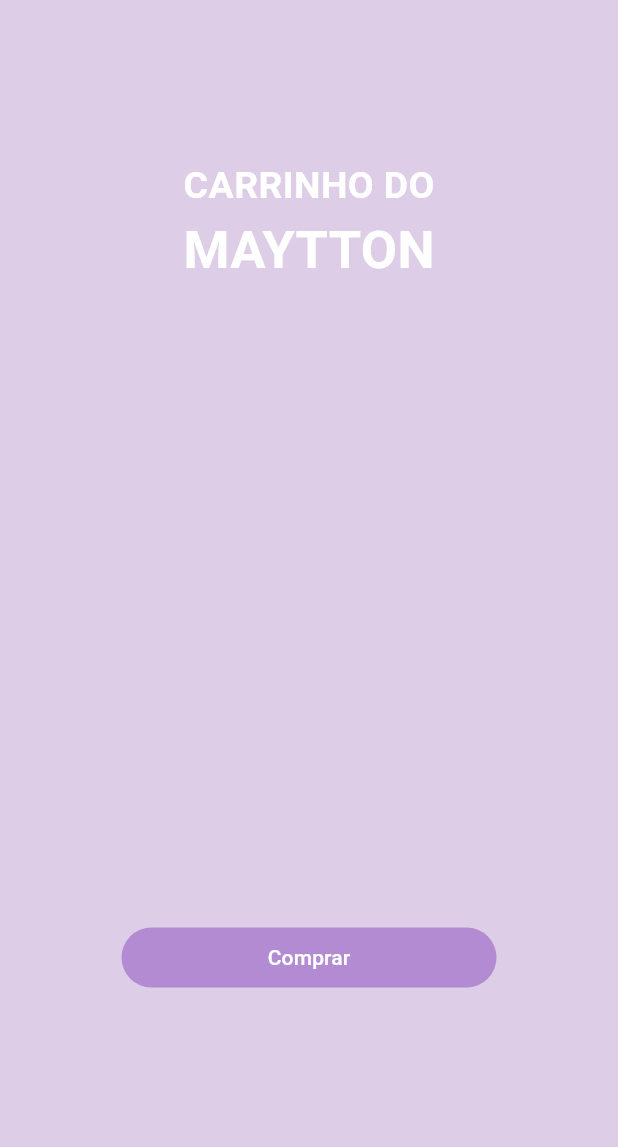
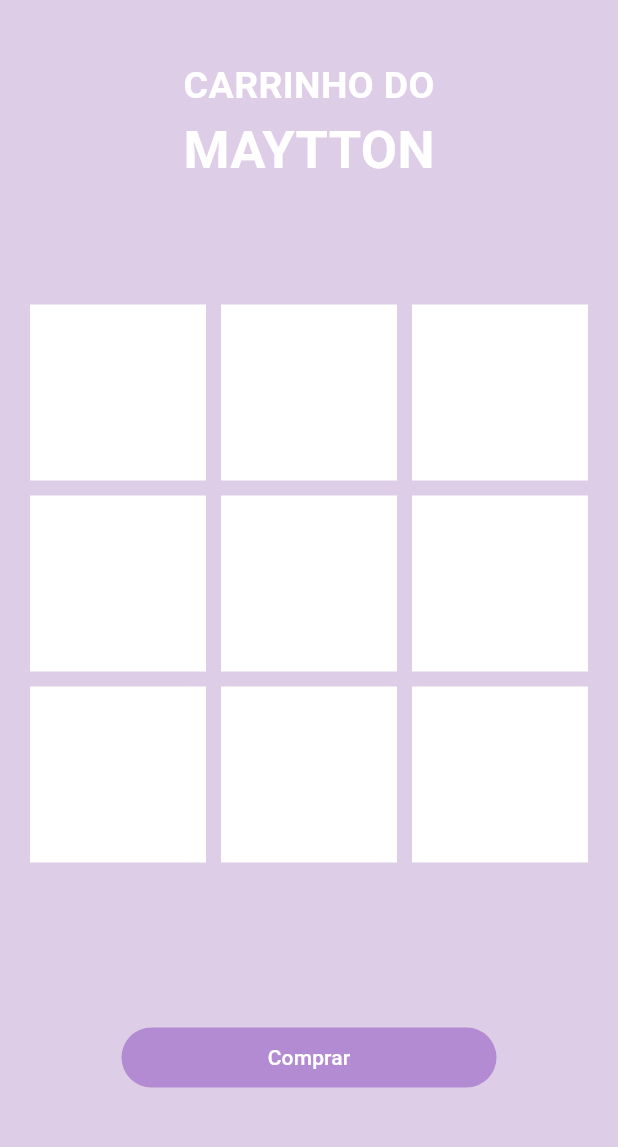
Before and after one commit to maytton/carrinho-de-compras, a Flutter app: the screen it shows after launch, on a phone screen of 412 x 824 dp, the part 84-1231 px from its top. Run offline on Flutter 3.47's test engine with Material 3 defaults, Android fonts, the phone set to English and light mode, and no system bars.

Commit message:
Ajuste no layout do carrinho.

```diff
--- a/lib/projeto/index.dart
+++ b/lib/projeto/index.dart
@@ -44,7 +44,20 @@ class CarinhoCompras extends StatelessWidget {
                   )
                 ],
               ),
-              Container(),
+              SizedBox(
+                height: 400,
+                child: GridView.count(
+                  crossAxisCount: 3,
+                  crossAxisSpacing: 10,
+                  mainAxisSpacing: 10,
+                  padding: EdgeInsets.symmetric(horizontal: 20),
+                  children: List.generate(
+                      9,
+                      (index) => Container(
+                            color: Colors.white,
+                          )),
+                ),
+              ),
               SizedBox(
                 width: 250,
                 child: TextButton(
```
